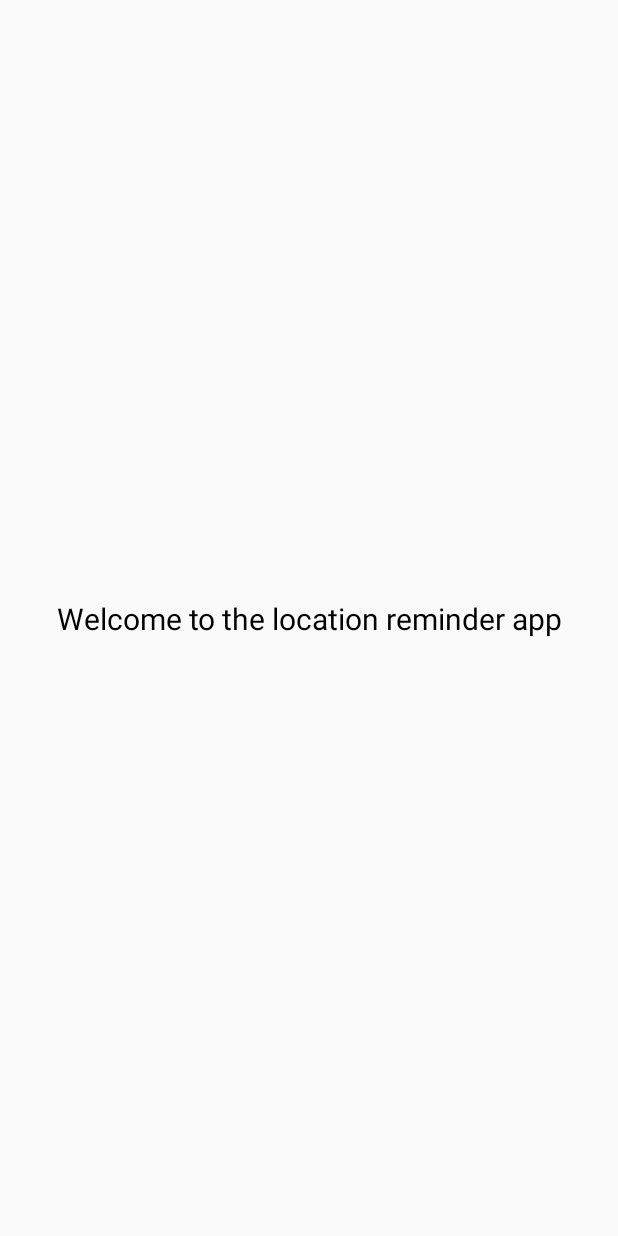
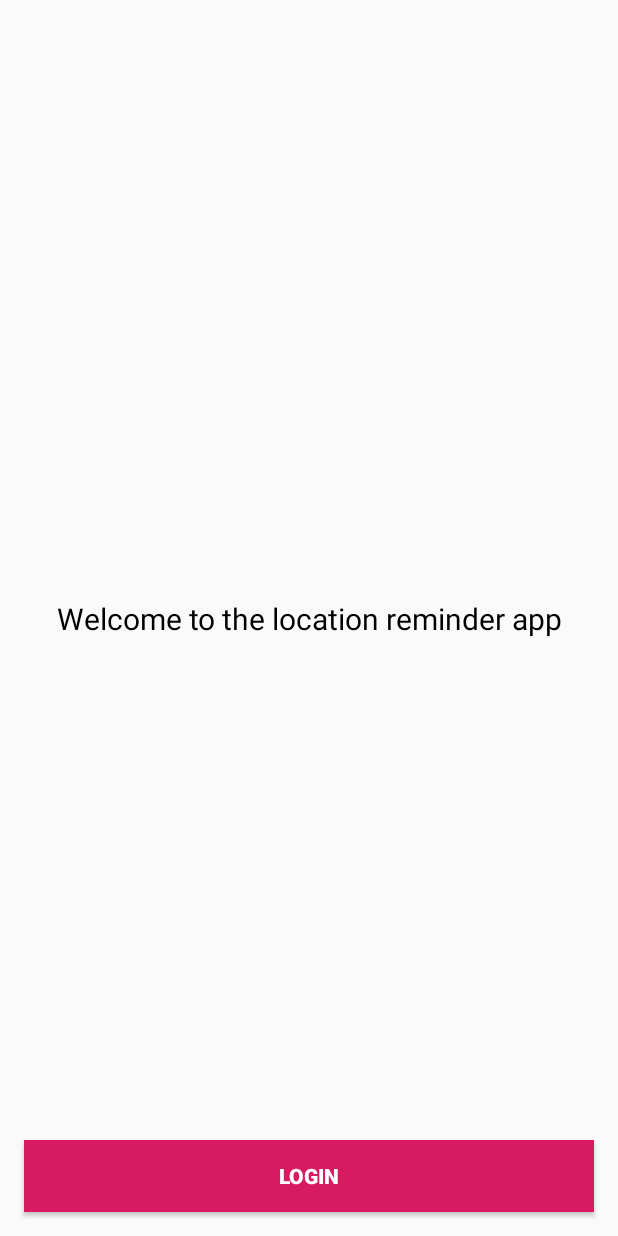
Before and after one commit to samueljuma/Location-Reminder-App, an Android app: the layout activity_authentication.xml on its own in the app's theme, with its tools: preview values and no code run, on a phone screen of 412 x 824 dp. Run offline under Robolectric (Android 15) with nearby library versions, the phone set to English and light mode, and no system bars.

Commit message:
add Login Button to Authenticator layout

```diff
--- a/app/src/main/AndroidManifest.xml
+++ b/app/src/main/AndroidManifest.xml
@@ -46,14 +46,17 @@
             android:name="com.google.android.geo.API_KEY"
             android:value="@string/google_maps_key" />
 
-        <activity android:name=".authentication.AuthenticationActivity" />
-        <activity
-            android:name=".locationreminders.RemindersActivity"
+        <activity android:name=".authentication.AuthenticationActivity"
             android:exported="true">
             <intent-filter>
                 <action android:name="android.intent.action.MAIN" />
                 <category android:name="android.intent.category.LAUNCHER" />
             </intent-filter>
+        </activity>
+        <activity
+            android:name=".locationreminders.RemindersActivity"
+            android:exported="true">
+
         </activity>
 
         <receiver
--- a/app/src/main/java/com/udacity/project4/authentication/AuthenticationActivity.kt
+++ b/app/src/main/java/com/udacity/project4/authentication/AuthenticationActivity.kt
@@ -2,7 +2,9 @@ package com.udacity.project4.authentication
 
 import android.os.Bundle
 import androidx.appcompat.app.AppCompatActivity
+import androidx.databinding.DataBindingUtil
 import com.udacity.project4.R
+import com.udacity.project4.databinding.ActivityAuthenticationBinding
 
 /**
  * This class should be the starting point of the app, It asks the users to sign in / register, and redirects the
@@ -10,9 +12,12 @@ import com.udacity.project4.R
  */
 class AuthenticationActivity : AppCompatActivity() {
 
+    private lateinit var binding: ActivityAuthenticationBinding
     override fun onCreate(savedInstanceState: Bundle?) {
         super.onCreate(savedInstanceState)
-        setContentView(R.layout.activity_authentication)
+
+        binding = DataBindingUtil.setContentView(this, R.layout.activity_authentication)
+
         // TODO: Implement the create account and sign in using FirebaseUI,
         //  use sign in using email and sign in using Google
 
--- a/app/src/main/res/layout/activity_authentication.xml
+++ b/app/src/main/res/layout/activity_authentication.xml
@@ -1,12 +1,19 @@
 <?xml version="1.0" encoding="utf-8"?>
-<androidx.constraintlayout.widget.ConstraintLayout xmlns:android="http://schemas.android.com/apk/res/android"
+<layout xmlns:android="http://schemas.android.com/apk/res/android"
     xmlns:app="http://schemas.android.com/apk/res-auto"
-    xmlns:tools="http://schemas.android.com/tools"
+    xmlns:tools="http://schemas.android.com/tools">
+
+    <data>
+
+    </data>
+
+    <androidx.constraintlayout.widget.ConstraintLayout
         android:layout_width="match_parent"
         android:layout_height="match_parent"
         tools:context=".authentication.AuthenticationActivity">
 
         <TextView
+            android:id="@+id/textView"
             android:layout_width="wrap_content"
             android:layout_height="wrap_content"
             android:text="@string/welcome_to_the_location_reminder_app"
@@ -16,4 +23,21 @@
             app:layout_constraintEnd_toEndOf="parent"
             app:layout_constraintStart_toStartOf="parent"
             app:layout_constraintTop_toTopOf="parent" />
+
+        <Button
+            android:id="@+id/login_btn"
+            android:layout_width="match_parent"
+            android:layout_height="wrap_content"
+            android:layout_margin="16dp"
+            android:background="@color/colorAccent"
+            android:text="Login"
+            android:textStyle="bold"
+            android:textColor="@color/white"
+            app:layout_constraintBottom_toBottomOf="parent"
+            app:layout_constraintEnd_toEndOf="parent"
+            app:layout_constraintHorizontal_bias="0.498"
+            app:layout_constraintStart_toStartOf="parent"
+            app:layout_constraintTop_toBottomOf="@+id/textView"
+            app:layout_constraintVertical_bias="1.0" />
     </androidx.constraintlayout.widget.ConstraintLayout>
+</layout>
```
Lines whose indentation alone changed are shown as unchanged.
